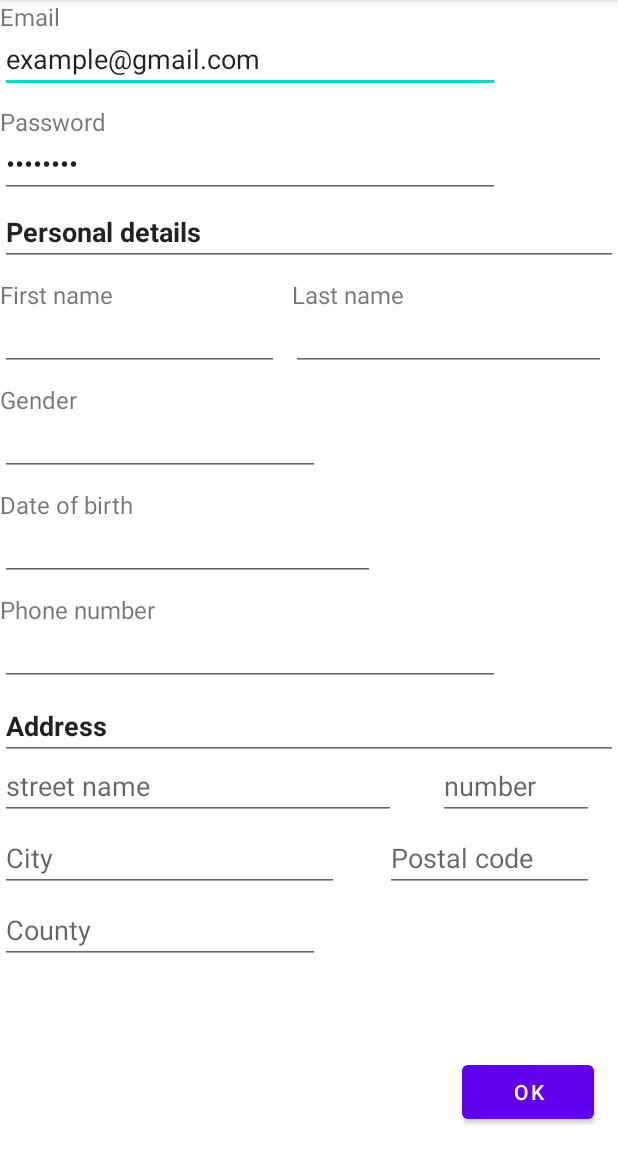
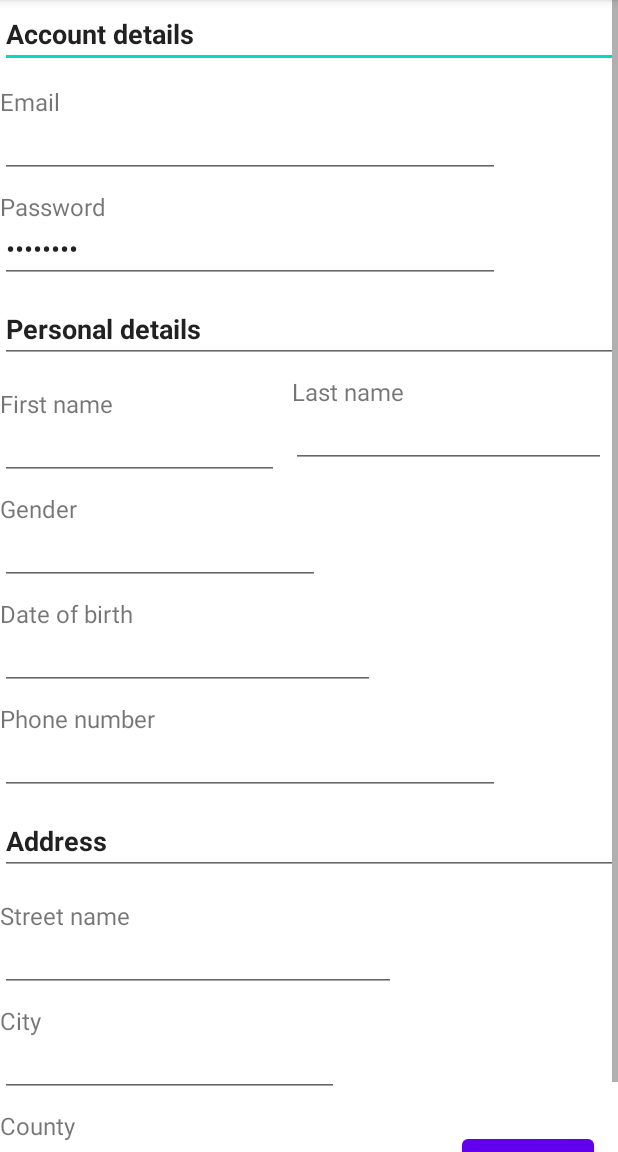
Before and after one commit to ostkorvbacon/DVGC22, an Android app: the fragment ProfileFragment shown on its own in the app's theme, on a phone screen of 412 x 824 dp, the part 84-1236 px from its top. Run offline under Robolectric (Android 15) with nearby library versions, the phone set to English and light mode, and no system bars.

Commit message:
Fixed Labels

```diff
--- a/app/src/main/res/layout/fragment_profile.xml
+++ b/app/src/main/res/layout/fragment_profile.xml
@@ -1,5 +1,5 @@
 <?xml version="1.0" encoding="utf-8"?>
-<FrameLayout xmlns:android="http://schemas.android.com/apk/res/android"
+<ScrollView xmlns:android="http://schemas.android.com/apk/res/android"
     xmlns:app="http://schemas.android.com/apk/res-auto"
     xmlns:tools="http://schemas.android.com/tools"
     android:layout_width="match_parent"
@@ -15,17 +15,17 @@
             android:id="@+id/textView6"
             android:layout_width="match_parent"
             android:layout_height="wrap_content"
+            android:layout_marginTop="11dp"
             android:text="Email"
             android:textSize="16dp"
             app:layout_constraintStart_toStartOf="parent"
-            app:layout_constraintTop_toTopOf="parent" />
+            app:layout_constraintTop_toBottomOf="@+id/editTextTextPersonName" />
 
         <EditText
             android:id="@+id/profile_email"
             android:layout_width="333dp"
             android:layout_height="40dp"
             android:ems="10"
-            android:text="example@gmail.com"
             android:inputType="textEmailAddress"
             app:layout_constraintStart_toStartOf="parent"
             app:layout_constraintTop_toBottomOf="@+id/textView6" />
@@ -54,7 +54,7 @@
             android:id="@+id/textView8"
             android:layout_width="wrap_content"
             android:layout_height="wrap_content"
-            android:layout_marginTop="8dp"
+            android:layout_marginTop="16dp"
             android:text="First name"
             android:textSize="16dp"
             app:layout_constraintEnd_toEndOf="parent"
@@ -66,6 +66,7 @@
             android:id="@+id/editTextTextPersonName2"
             android:layout_width="match_parent"
             android:layout_height="wrap_content"
+            android:layout_marginTop="8dp"
             android:ems="10"
             android:inputType="textPersonName"
             android:text="Personal details"
@@ -74,6 +75,18 @@
             app:layout_constraintEnd_toEndOf="parent"
             app:layout_constraintStart_toStartOf="parent"
             app:layout_constraintTop_toBottomOf="@+id/editTextTextPassword2" />
+
+        <EditText
+            android:id="@+id/editTextTextPersonName"
+            android:layout_width="match_parent"
+            android:layout_height="wrap_content"
+            android:ems="10"
+            android:inputType="textPersonName"
+            android:text="Account details"
+            android:textSize="18dp"
+            android:textStyle="bold"
+            app:layout_constraintStart_toStartOf="parent"
+            app:layout_constraintTop_toTopOf="parent" />
 
         <EditText
             android:id="@+id/editTextTextPersonName3"
@@ -114,18 +127,17 @@
             android:layout_width="264dp"
             android:layout_height="40dp"
             android:ems="10"
-            android:hint="street name"
             android:inputType="textPostalAddress"
             app:layout_constraintEnd_toEndOf="parent"
             app:layout_constraintHorizontal_bias="0.0"
             app:layout_constraintStart_toStartOf="parent"
-            app:layout_constraintTop_toBottomOf="@+id/textView3" />
+            app:layout_constraintTop_toBottomOf="@+id/textView22" />
 
         <EditText
             android:id="@+id/textView3"
             android:layout_width="match_parent"
             android:layout_height="wrap_content"
-            android:layout_marginTop="4dp"
+            android:layout_marginTop="8dp"
             android:text="Address"
             android:textSize="18dp"
             android:textStyle="bold"
@@ -141,6 +153,16 @@
             android:textSize="16dp"
             app:layout_constraintStart_toStartOf="parent"
             app:layout_constraintTop_toBottomOf="@+id/editTextTextPersonName6" />
+
+        <TextView
+            android:id="@+id/textView22"
+            android:layout_width="wrap_content"
+            android:layout_height="wrap_content"
+            android:layout_marginTop="16dp"
+            android:text="Street name"
+            android:textSize="16dp"
+            app:layout_constraintStart_toStartOf="parent"
+            app:layout_constraintTop_toBottomOf="@+id/textView3" />
 
         <EditText
             android:id="@+id/editTextPhone"
@@ -193,55 +215,26 @@
             app:layout_constraintTop_toBottomOf="@+id/textView10" />
 
         <EditText
-            android:id="@+id/editTextNumber"
-            android:layout_width="104dp"
-            android:layout_height="40dp"
-            android:layout_marginEnd="16dp"
-            android:ems="10"
-            android:hint="number"
-            android:inputType="number"
-            app:layout_constraintEnd_toEndOf="parent"
-            app:layout_constraintHorizontal_bias="1.0"
-            app:layout_constraintStart_toEndOf="@+id/editTextTextPostalAddress"
-            app:layout_constraintTop_toBottomOf="@+id/textView3" />
-
-        <EditText
             android:id="@+id/editTextTextPersonName7"
             android:layout_width="226dp"
             android:layout_height="40dp"
-            android:layout_marginTop="8dp"
             android:ems="10"
-            android:hint="City"
             android:inputType="textPersonName"
             app:layout_constraintEnd_toEndOf="parent"
             app:layout_constraintHorizontal_bias="0.0"
             app:layout_constraintStart_toStartOf="parent"
-            app:layout_constraintTop_toBottomOf="@+id/editTextTextPostalAddress" />
-
-        <EditText
-            android:id="@+id/editTextTextPersonName9"
-            android:layout_width="139dp"
-            android:layout_height="40dp"
-            android:layout_marginTop="8dp"
-            android:layout_marginEnd="16dp"
-            android:ems="10"
-            android:hint="Postal code"
-            android:inputType="textPersonName"
-            app:layout_constraintEnd_toEndOf="parent"
-            app:layout_constraintHorizontal_bias="1.0"
-            app:layout_constraintStart_toEndOf="@+id/editTextTextPersonName7"
-            app:layout_constraintTop_toBottomOf="@+id/editTextNumber" />
+            app:layout_constraintTop_toBottomOf="@+id/textView24" />
 
         <EditText
             android:id="@+id/editTextTextPersonName10"
             android:layout_width="wrap_content"
             android:layout_height="40dp"
-            android:layout_marginTop="8dp"
+            android:layout_marginBottom="16dp"
             android:ems="10"
             android:inputType="textPersonName"
-            android:hint="County"
+            app:layout_constraintBottom_toBottomOf="parent"
             app:layout_constraintStart_toStartOf="parent"
-            app:layout_constraintTop_toBottomOf="@+id/editTextTextPersonName7" />
+            app:layout_constraintTop_toBottomOf="@+id/textView25" />
 
         <Button
             android:id="@+id/button"
@@ -251,9 +244,27 @@
             android:layout_marginBottom="16dp"
             android:text="Ok"
             app:layout_constraintBottom_toBottomOf="parent"
-            app:layout_constraintEnd_toEndOf="parent"
-            app:layout_constraintTop_toBottomOf="@+id/editTextTextPersonName9"
-            app:layout_constraintVertical_bias="1.0" />
+            app:layout_constraintEnd_toEndOf="parent" />
+
+        <TextView
+            android:id="@+id/textView24"
+            android:layout_width="wrap_content"
+            android:layout_height="wrap_content"
+            android:layout_marginTop="8dp"
+            android:text="City"
+            android:textSize="16dp"
+            app:layout_constraintStart_toStartOf="parent"
+            app:layout_constraintTop_toBottomOf="@+id/editTextTextPostalAddress" />
+
+        <TextView
+            android:id="@+id/textView25"
+            android:layout_width="wrap_content"
+            android:layout_height="wrap_content"
+            android:layout_marginTop="8dp"
+            android:text="County"
+            android:textSize="16dp"
+            app:layout_constraintStart_toStartOf="parent"
+            app:layout_constraintTop_toBottomOf="@+id/editTextTextPersonName7" />
 
     </androidx.constraintlayout.widget.ConstraintLayout>
-</FrameLayout>
+</ScrollView>
```
Also changed, not shown: app/src/main/res/layout/activity_main.xml (+5 -3 lines), app/src/main/res/layout/fragment_home.xml (+33 -14 lines).
